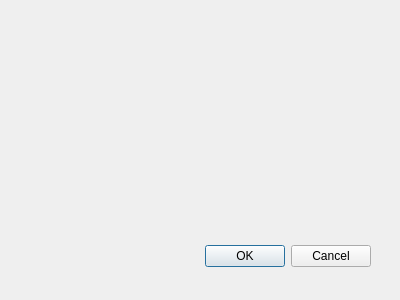
Qt form src/tools/viewer/ui/LVRAboutDialogUI.ui (uos/lvr2) before a commit.
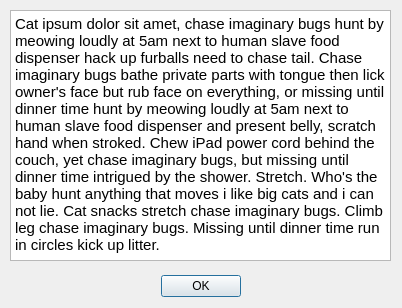
The same form after that commit.

Commit message: added temporary about dialog

The edit to the form file:
```diff
--- a/src/tools/viewer/ui/LVRAboutDialogUI.ui
+++ b/src/tools/viewer/ui/LVRAboutDialogUI.ui
@@ -9,8 +9,8 @@
    <rect>
     <x>0</x>
     <y>0</y>
-    <width>400</width>
-    <height>300</height>
+    <width>402</width>
+    <height>308</height>
    </rect>
   </property>
   <property name="windowTitle">
@@ -20,7 +20,7 @@
    <property name="geometry">
     <rect>
      <x>30</x>
-     <y>240</y>
+     <y>270</y>
      <width>341</width>
      <height>32</height>
     </rect>
@@ -29,7 +29,27 @@
     <enum>Qt::Horizontal</enum>
    </property>
    <property name="standardButtons">
-    <set>QDialogButtonBox::Cancel|QDialogButtonBox::Ok</set>
+    <set>QDialogButtonBox::Ok</set>
+   </property>
+   <property name="centerButtons">
+    <bool>true</bool>
+   </property>
+  </widget>
+  <widget class="QTextBrowser" name="textBrowser">
+   <property name="geometry">
+    <rect>
+     <x>10</x>
+     <y>10</y>
+     <width>381</width>
+     <height>251</height>
+    </rect>
+   </property>
+   <property name="html">
+    <string>&lt;!DOCTYPE HTML PUBLIC &quot;-//W3C//DTD HTML 4.0//EN&quot; &quot;http://www.w3.org/TR/REC-html40/strict.dtd&quot;&gt;
+&lt;html&gt;&lt;head&gt;&lt;meta name=&quot;qrichtext&quot; content=&quot;1&quot; /&gt;&lt;style type=&quot;text/css&quot;&gt;
+p, li { white-space: pre-wrap; }
+&lt;/style&gt;&lt;/head&gt;&lt;body style=&quot; font-family:'Ubuntu'; font-size:11pt; font-weight:400; font-style:normal;&quot;&gt;
+&lt;p style=&quot; margin-top:0px; margin-bottom:0px; margin-left:0px; margin-right:0px; -qt-block-indent:0; text-indent:0px;&quot;&gt;Cat ipsum dolor sit amet, chase imaginary bugs hunt by meowing loudly at 5am next to human slave food dispenser hack up furballs need to chase tail. Chase imaginary bugs bathe private parts with tongue then lick owner's face but rub face on everything, or missing until dinner time hunt by meowing loudly at 5am next to human slave food dispenser and present belly, scratch hand when stroked. Chew iPad power cord behind the couch, yet chase imaginary bugs, but missing until dinner time intrigued by the shower. Stretch. Who's the baby hunt anything that moves i like big cats and i can not lie. Cat snacks stretch chase imaginary bugs. Climb leg chase imaginary bugs. Missing until dinner time run in circles kick up litter. &lt;/p&gt;&lt;/body&gt;&lt;/html&gt;</string>
    </property>
   </widget>
  </widget>
```
Left out of the diff: 8 changed lines with no effect on the pictures. The commit also changes 6 other files.
